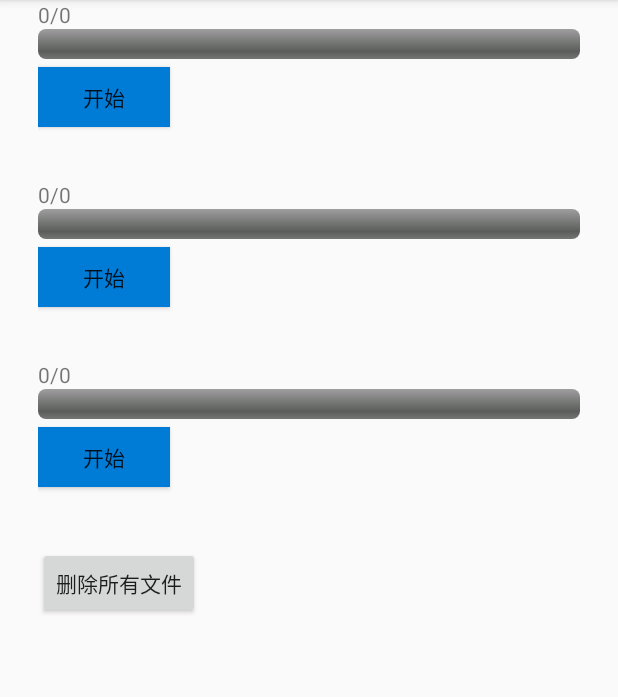
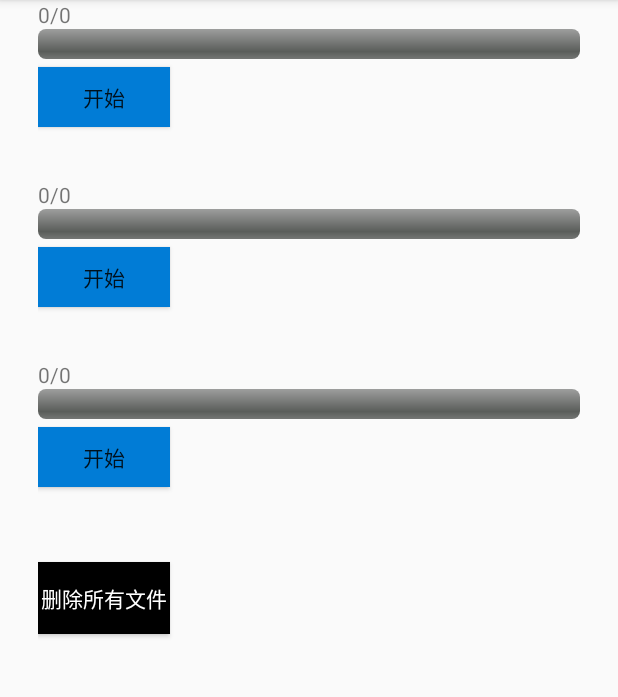
Before and after one commit to yaowen369/DownloadHelper, an Android app: the screen it shows after launch (MainActivity), on a phone screen of 412 x 824 dp, the part 84-781 px from its top. Run offline under Robolectric (Android 15) with nearby library versions, the phone set to English and light mode, and no system bars.

Commit message:
完整测试demo，已经ok

```diff
--- /dev/null
+++ b/sample/src/main/res/drawable/shape_btn_blue.xml
@@ -0,0 +1,8 @@
+<?xml version="1.0" encoding="utf-8"?>
+<shape xmlns:android="http://schemas.android.com/apk/res/android"
+    android:shape="rectangle"
+    >
+
+    <solid android:color="#017cd6"/>
+
+</shape>
--- /dev/null
+++ b/sample/src/main/res/drawable/shape_btn_orangle.xml
@@ -0,0 +1,8 @@
+<?xml version="1.0" encoding="utf-8"?>
+<shape xmlns:android="http://schemas.android.com/apk/res/android"
+    android:shape="rectangle"
+    >
+
+    <solid android:color="#FF7E06"/>
+
+</shape>
--- a/sample/src/main/res/layout/activity_main.xml
+++ b/sample/src/main/res/layout/activity_main.xml
@@ -27,7 +27,7 @@
         android:layout_width="wrap_content"
         android:layout_height="40dp"
         android:layout_marginTop="5dp"
-        android:background="#017cd6"
+        android:background="@drawable/shape_btn_blue"
         android:layout_marginBottom="35dp"
         android:text="下载" />
 
@@ -51,7 +51,7 @@
         android:layout_width="wrap_content"
         android:layout_height="40dp"
         android:layout_marginTop="5dp"
-        android:background="#017cd6"
+        android:background="@drawable/shape_btn_blue"
         android:layout_marginBottom="35dp"
         android:text="下载" />
 
@@ -75,7 +75,7 @@
         android:layout_width="wrap_content"
         android:layout_height="40dp"
         android:layout_marginTop="5dp"
-        android:background="#017cd6"
+        android:background="@drawable/shape_btn_blue"
         android:text="下载" />
 
     <!--删除所有文件按钮-->
@@ -84,7 +84,9 @@
         android:id="@+id/deleteAllBtn"
         android:layout_width="wrap_content"
         android:layout_height="wrap_content"
-        android:layout_marginTop="40dp"
+        android:layout_marginTop="50dp"
+        android:background="@android:color/black"
+        android:textColor="@android:color/white"
         android:text="删除所有文件"
         />
 
```
Also changed, not shown: sample/src/main/java/com/yaoxiaowen/download/sample/MainActivity.java (+14 -9 lines).
